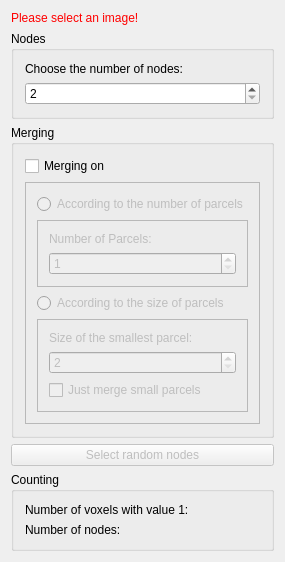
Old version of the form Plugins/org.mitk.gui.qt.diffusionimaging.connectomics/src/internal/QmitkRandomParcellationViewControls.ui in the repository MITK/MITK.
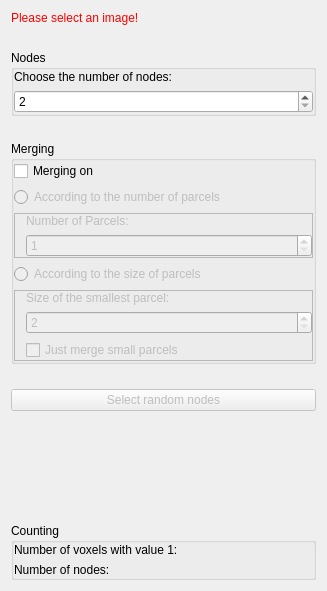
New version of the form.

Commit message: Refactor view layout

```diff
--- a/Plugins/org.mitk.gui.qt.diffusionimaging.connectomics/src/internal/QmitkRandomParcellationViewControls.ui
+++ b/Plugins/org.mitk.gui.qt.diffusionimaging.connectomics/src/internal/QmitkRandomParcellationViewControls.ui
@@ -9,8 +9,8 @@
    <rect>
     <x>0</x>
     <y>0</y>
-    <width>249</width>
-    <height>517</height>
+    <width>327</width>
+    <height>591</height>
    </rect>
   </property>
   <property name="minimumSize">
@@ -22,8 +22,11 @@
   <property name="windowTitle">
    <string>QmitkTemplate</string>
   </property>
-  <layout class="QVBoxLayout" name="verticalLayout">
-   <item>
+  <layout class="QGridLayout" name="gridLayout">
+   <property name="verticalSpacing">
+    <number>25</number>
+   </property>
+   <item row="0" column="0">
     <widget class="QLabel" name="labelWarning">
      <property name="styleSheet">
       <string notr="true">QLabel { color: rgb(255, 0, 0) }</string>
@@ -33,7 +36,7 @@
      </property>
     </widget>
    </item>
-   <item>
+   <item row="1" column="0">
     <widget class="QGroupBox" name="groupBoxNumberNodes">
      <property name="enabled">
       <bool>true</bool>
@@ -44,8 +47,20 @@
      <property name="checkable">
       <bool>false</bool>
      </property>
-     <layout class="QVBoxLayout" name="verticalLayout_4">
-      <item>
+     <layout class="QGridLayout" name="gridLayout_2">
+      <property name="leftMargin">
+       <number>0</number>
+      </property>
+      <property name="topMargin">
+       <number>0</number>
+      </property>
+      <property name="rightMargin">
+       <number>0</number>
+      </property>
+      <property name="bottomMargin">
+       <number>0</number>
+      </property>
+      <item row="0" column="0">
        <widget class="QLabel" name="label">
         <property name="enabled">
          <bool>true</bool>
@@ -55,7 +70,7 @@
         </property>
        </widget>
       </item>
-      <item>
+      <item row="1" column="0">
        <widget class="QSpinBox" name="spinBoxNumberNodes">
         <property name="minimum">
          <number>2</number>
@@ -68,7 +83,7 @@
      </layout>
     </widget>
    </item>
-   <item>
+   <item row="2" column="0">
     <widget class="QGroupBox" name="groupBoxMerging">
      <property name="enabled">
       <bool>true</bool>
@@ -76,34 +91,58 @@
      <property name="title">
       <string>Merging</string>
      </property>
-     <layout class="QVBoxLayout" name="verticalLayout_2">
-      <item>
+     <layout class="QGridLayout" name="gridLayout_3">
+      <property name="leftMargin">
+       <number>0</number>
+      </property>
+      <property name="topMargin">
+       <number>0</number>
+      </property>
+      <property name="rightMargin">
+       <number>0</number>
+      </property>
+      <property name="bottomMargin">
+       <number>0</number>
+      </property>
+      <item row="0" column="0">
        <widget class="QCheckBox" name="checkBoxMerging">
         <property name="text">
          <string>Merging on</string>
         </property>
        </widget>
       </item>
-      <item>
+      <item row="1" column="0">
        <widget class="QFrame" name="frameMerging">
         <property name="enabled">
          <bool>false</bool>
         </property>
         <property name="frameShape">
-         <enum>QFrame::StyledPanel</enum>
+         <enum>QFrame::NoFrame</enum>
         </property>
         <property name="frameShadow">
          <enum>QFrame::Raised</enum>
         </property>
-        <layout class="QVBoxLayout" name="verticalLayout_7">
-         <item>
+        <layout class="QGridLayout" name="gridLayout_5">
+         <property name="leftMargin">
+          <number>0</number>
+         </property>
+         <property name="topMargin">
+          <number>0</number>
+         </property>
+         <property name="rightMargin">
+          <number>0</number>
+         </property>
+         <property name="bottomMargin">
+          <number>0</number>
+         </property>
+         <item row="0" column="0">
           <widget class="QRadioButton" name="radioButtonNumberParcels">
            <property name="text">
             <string>According to the number of parcels</string>
            </property>
           </widget>
          </item>
-         <item>
+         <item row="1" column="0">
           <widget class="QFrame" name="frameNumberParcels">
            <property name="enabled">
             <bool>false</bool>
@@ -114,15 +153,24 @@
            <property name="frameShadow">
             <enum>QFrame::Raised</enum>
            </property>
-           <layout class="QVBoxLayout" name="verticalLayout_5">
-            <item>
+           <layout class="QGridLayout" name="gridLayout_6">
+            <property name="topMargin">
+             <number>0</number>
+            </property>
+            <property name="rightMargin">
+             <number>0</number>
+            </property>
+            <property name="bottomMargin">
+             <number>0</number>
+            </property>
+            <item row="0" column="0">
              <widget class="QLabel" name="label_3">
               <property name="text">
                <string>Number of Parcels:</string>
               </property>
              </widget>
             </item>
-            <item>
+            <item row="1" column="0">
              <widget class="QSpinBox" name="spinBoxNumberParcels">
               <property name="minimum">
                <number>1</number>
@@ -135,14 +183,14 @@
            </layout>
           </widget>
          </item>
-         <item>
+         <item row="2" column="0">
           <widget class="QRadioButton" name="radioButtonSmallestParcel">
            <property name="text">
             <string>According to the size of parcels</string>
            </property>
           </widget>
          </item>
-         <item>
+         <item row="3" column="0">
           <widget class="QFrame" name="frameSmallestParcel">
            <property name="enabled">
             <bool>false</bool>
@@ -153,15 +201,24 @@
            <property name="frameShadow">
             <enum>QFrame::Raised</enum>
            </property>
-           <layout class="QVBoxLayout" name="verticalLayout_3">
-            <item>
+           <layout class="QGridLayout" name="gridLayout_7">
+            <property name="topMargin">
+             <number>0</number>
+            </property>
+            <property name="rightMargin">
+             <number>0</number>
+            </property>
+            <property name="bottomMargin">
+             <number>0</number>
+            </property>
+            <item row="0" column="0">
              <widget class="QLabel" name="label_2">
               <property name="text">
                <string>Size of the smallest parcel:</string>
               </property>
              </widget>
             </item>
-            <item>
+            <item row="1" column="0">
              <widget class="QSpinBox" name="spinBoxSmallestParcel">
               <property name="minimum">
                <number>2</number>
@@ -171,7 +228,7 @@
               </property>
              </widget>
             </item>
-            <item>
+            <item row="2" column="0">
              <widget class="QCheckBox" name="checkBoxJustMergeSmallParcels">
               <property name="text">
                <string>Just merge small parcels</string>
@@ -187,7 +244,7 @@
      </layout>
     </widget>
    </item>
-   <item>
+   <item row="3" column="0">
     <widget class="QPushButton" name="buttonSelectRandomNodes">
      <property name="enabled">
       <bool>false</bool>
@@ -200,7 +257,7 @@
      </property>
     </widget>
    </item>
-   <item>
+   <item row="4" column="0">
     <spacer name="verticalSpacer">
      <property name="orientation">
       <enum>Qt::Vertical</enum>
@@ -213,20 +270,32 @@
      </property>
     </spacer>
    </item>
-   <item>
+   <item row="5" column="0">
     <widget class="QGroupBox" name="groupBoxCounting">
      <property name="title">
       <string>Counting</string>
      </property>
-     <layout class="QVBoxLayout" name="verticalLayout_6">
-      <item>
+     <layout class="QGridLayout" name="gridLayout_4">
+      <property name="leftMargin">
+       <number>0</number>
+      </property>
+      <property name="topMargin">
+       <number>0</number>
+      </property>
+      <property name="rightMargin">
+       <number>0</number>
+      </property>
+      <property name="bottomMargin">
+       <number>0</number>
+      </property>
+      <item row="0" column="0">
        <widget class="QLabel" name="labelNumberVoxels">
         <property name="text">
          <string>Number of voxels with value 1:</string>
         </property>
        </widget>
       </item>
-      <item>
+      <item row="1" column="0">
        <widget class="QLabel" name="labelNumberNodes">
         <property name="text">
          <string>Number of nodes:</string>
```
The commit also changes 94 other files.
